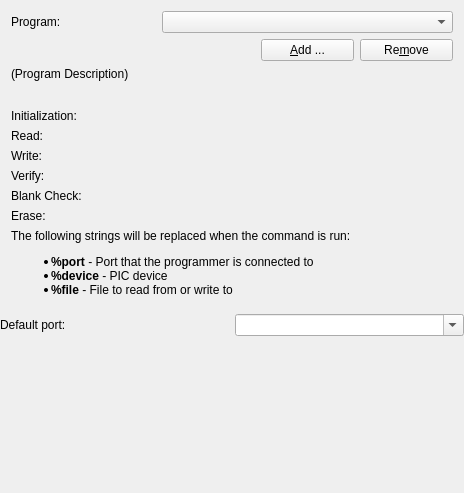
Qt form src/gui/picprogrammerconfigwidget.ui (ktechlab/ktechlab) before a commit.
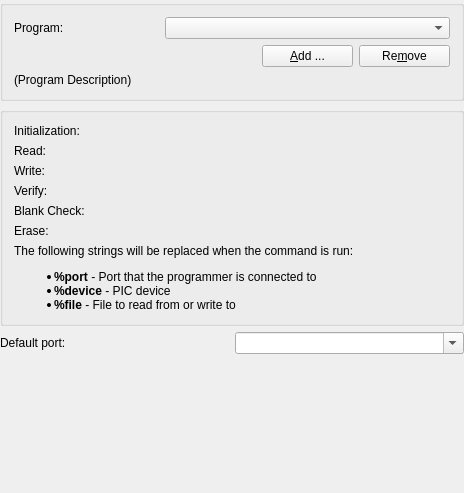
The same form after that commit. Custom widgets are drawn as their Qt base class.

Commit message: gui pic programmer: use q group box instead of q3 group box

Patch:
```diff
--- a/src/gui/picprogrammerconfigwidget.ui
+++ b/src/gui/picprogrammerconfigwidget.ui
@@ -24,10 +24,7 @@
     <number>0</number>
    </property>
    <item>
-    <widget class="Q3GroupBox" name="groupBox3" native="true">
-     <property name="title" stdset="0">
-      <string>Programmer Configuration</string>
-     </property>
+    <widget class="QGroupBox" name="groupBox3">
      <layout class="QGridLayout">
       <item row="1" column="0" colspan="2">
        <spacer name="spacer3">
@@ -96,10 +93,7 @@
     </widget>
    </item>
    <item>
-    <widget class="Q3GroupBox" name="commandsGroupBox" native="true">
-     <property name="title" stdset="0">
-      <string>Commands</string>
-     </property>
+    <widget class="QGroupBox" name="commandsGroupBox">
      <layout class="QGridLayout">
       <item row="0" column="0">
        <widget class="QLabel" name="textLabel1_2">
@@ -252,11 +246,6 @@
    <extends>QComboBox</extends>
    <header location="global">kcombobox.h</header>
   </customwidget>
-  <customwidget>
-   <class>Q3GroupBox</class>
-   <extends>QWidget</extends>
-   <header>q3groupbox.h</header>
-  </customwidget>
   <customwidget>
    <class>KLineEdit</class>
    <extends>QWidget</extends>
```
